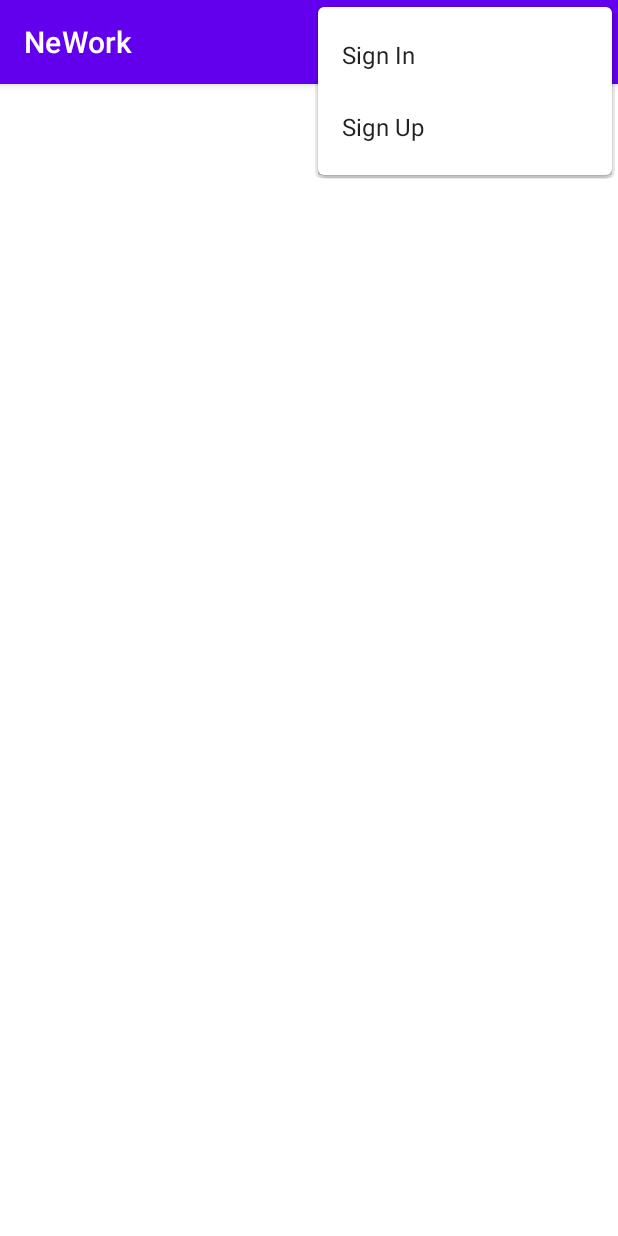
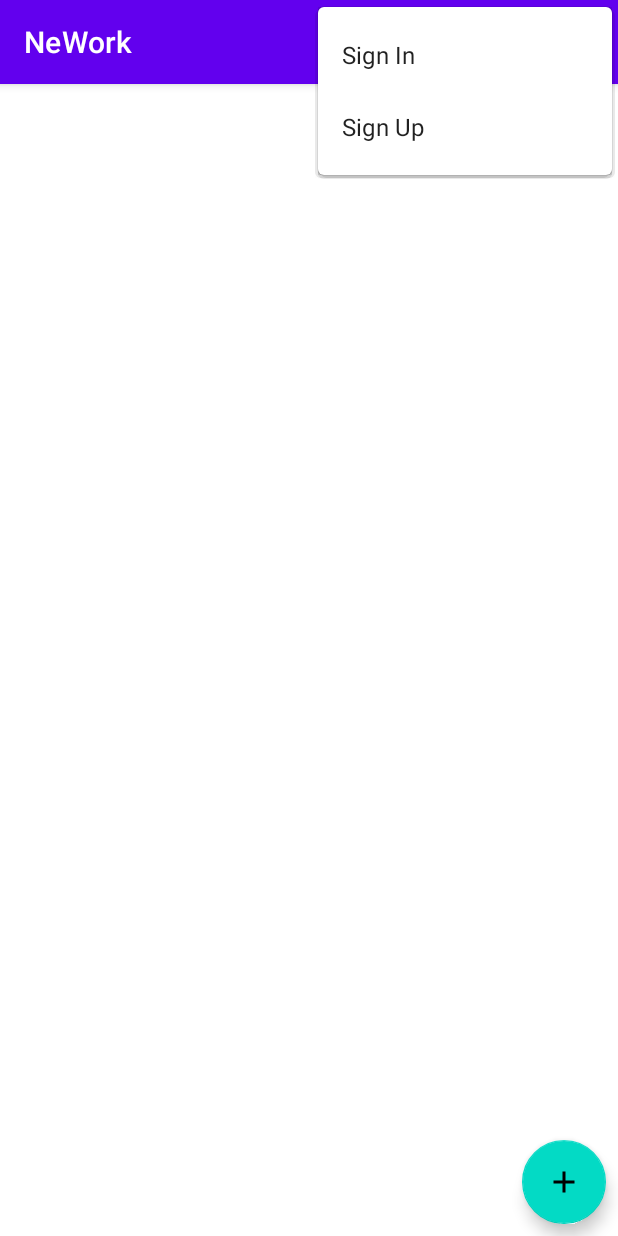
Before and after one commit to Garshishka/NeWork, an Android app: the screen it shows after launch (MainActivity), with the options menu open, on a phone screen of 412 x 824 dp. Run offline under Robolectric (Android 15) with nearby library versions, the phone set to English and light mode, and no system bars; our stand-ins replace Dagger/Hilt's generated code, Room's generated code, paging; pictures from the network do not load.

Commit message:
Added sending basic text message. Added editing your own post

```diff
--- a/app/src/main/java/ru/netology/nework/api/ApiService.kt
+++ b/app/src/main/java/ru/netology/nework/api/ApiService.kt
@@ -6,15 +6,17 @@ import ru.netology.nework.auth.AuthPair
 import ru.netology.nework.dto.Post
 
 interface ApiService {
-
     @GET("posts")
     suspend fun getAll(): Response<List<Post>>
 
-    @GET("posts/latest")
-    suspend fun getLatest(@Query("count") count: Int): Response<List<Post>>
+    @POST("posts")
+    suspend fun save(@Header("auth") auth: String, @Body post: Post): Response<Post>
 
     @DELETE("posts/{id}")
     suspend fun removeById(@Header("auth") auth: String, @Path("id") id: Long): Response<Unit>
+
+    @GET("posts/latest")
+    suspend fun getLatest(@Query("count") count: Int): Response<List<Post>>
 
     @GET("posts/{post_id}/before")
     suspend fun getBefore(
--- a/app/src/main/java/ru/netology/nework/dto/Post.kt
+++ b/app/src/main/java/ru/netology/nework/dto/Post.kt
@@ -6,18 +6,18 @@ data class Post (
     val id: Long,
     val authorId: Long = 0,
     val author: String,
-    val authorAvatar: String?,
-    val authorJob: String?,
+    val authorAvatar: String? = null,
+    val authorJob: String? = null,
     val content: String,
     val published: String,
-    val coords: Сoords?,
-    val link: String?,
-    val likeOwnerIds: List<Int>,
-    val mentionIds: List<Int>,
+    val coords: Сoords? = null,
+    val link: String? = null,
+    val likeOwnerIds: List<Int> = emptyList(),
+    val mentionIds: List<Int> = emptyList(),
     val mentionedMe: Boolean = false,
     val likedByMe: Boolean = false,
     val attachment: Attachment? = null,
     val ownedByMe: Boolean = false,
     @SerializedName("users")
-    val users: Map<Long,UserPreview>,
+    val users: Map<Long,UserPreview> = emptyMap(),
 )
--- a/app/src/main/java/ru/netology/nework/repository/PostRepository.kt
+++ b/app/src/main/java/ru/netology/nework/repository/PostRepository.kt
@@ -9,5 +9,7 @@ interface PostRepository {
 
     suspend fun removeById(authToken: String, id: Long)
 
+    suspend fun save(post: Post, authToken: String)
+
     suspend fun getAll()
 }
--- a/app/src/main/java/ru/netology/nework/viewmodel/PostViewModel.kt
+++ b/app/src/main/java/ru/netology/nework/viewmodel/PostViewModel.kt
@@ -27,6 +27,7 @@ class PostViewModel @Inject constructor(
     private val repository: PostRepository,
     private val appAuth: AppAuth
 ) : ViewModel() {
+    val edited = MutableLiveData(empty)
 
     @OptIn(ExperimentalCoroutinesApi::class)
     val data: Flow<PagingData<Post>> = appAuth
@@ -45,9 +46,17 @@ class PostViewModel @Inject constructor(
     val dataState: LiveData<FeedModelState>
         get() = _dataState
 
+    private val _postCreated = SingleLiveEvent<Unit>()
+    val postCreated: LiveData<Unit>
+        get() = _postCreated
+    private val _postCreatedError = SingleLiveEvent<Pair<String, Post>>()
+    val postCreatedError: LiveData<Pair<String, Post>>
+        get() = _postCreatedError
     private val _postsRemoveError = SingleLiveEvent<Pair<String, Long>>()
     val postsRemoveError: LiveData<Pair<String, Long>>
         get() = _postsRemoveError
+
+    var draft = ""
 
     init {
         load()
@@ -63,6 +72,42 @@ class PostViewModel @Inject constructor(
         }
     }
 
+    fun changeContent(content: String) {
+        edited.value?.let {
+            val text = content.trim()
+            if (it.content == text) {
+                return
+            }
+            edited.value = it.copy(content = text)
+        }
+    }
+
+    fun save() = viewModelScope.launch {
+        edited.value?.let {
+            try {
+//                when (_photo.value) {
+//                    noPhoto -> repository.save(it)
+//                    else -> _photo.value?.file?.let { file ->
+//                        repository.saveWithAttachment(it, file)
+//                    }
+//                }
+                appAuth.getToken()?.let { it1 -> repository.save(it, it1) }
+                _postCreated.postValue(Unit)
+                empty()
+            } catch (e: Exception) {
+                _postCreatedError.postValue(e.message.toString() to it)
+            }
+        }
+    }
+
+    fun edit(post: Post) {
+        edited.value = post
+    }
+
+    fun empty() {
+        edited.value = empty
+    }
+
     fun removeById(id: Long) = viewModelScope.launch {
         try {
             appAuth.getToken()?.let { repository.removeById(it, id) }
@@ -72,3 +117,11 @@ class PostViewModel @Inject constructor(
         }
     }
 }
+
+private val empty = Post(
+    id = 0,
+    content = "",
+    author = "Me",
+    authorAvatar = null,
+    published = "",
+)
--- /dev/null
+++ b/app/src/main/res/drawable/baseline_add_24.xml
@@ -0,0 +1,5 @@
+<vector android:height="24dp" android:tint="#999999"
+    android:viewportHeight="24" android:viewportWidth="24"
+    android:width="24dp" xmlns:android="http://schemas.android.com/apk/res/android">
+    <path android:fillColor="@android:color/white" android:pathData="M19,13h-6v6h-2v-6H5v-2h6V5h2v6h6v2z"/>
+</vector>
--- /dev/null
+++ b/app/src/main/res/drawable/baseline_camera_24.xml
@@ -0,0 +1,6 @@
+<vector android:height="24dp" android:tint="#999999"
+    android:viewportHeight="24" android:viewportWidth="24"
+    android:width="24dp" xmlns:android="http://schemas.android.com/apk/res/android">
+    <path android:fillColor="@android:color/white" android:pathData="M12,12m-3.2,0a3.2,3.2 0,1 1,6.4 0a3.2,3.2 0,1 1,-6.4 0"/>
+    <path android:fillColor="@android:color/white" android:pathData="M9,2L7.17,4L4,4c-1.1,0 -2,0.9 -2,2v12c0,1.1 0.9,2 2,2h16c1.1,0 2,-0.9 2,-2L22,6c0,-1.1 -0.9,-2 -2,-2h-3.17L15,2L9,2zM12,17c-2.76,0 -5,-2.24 -5,-5s2.24,-5 5,-5 5,2.24 5,5 -2.24,5 -5,5z"/>
+</vector>
--- /dev/null
+++ b/app/src/main/res/drawable/baseline_image_24.xml
@@ -0,0 +1,5 @@
+<vector android:height="24dp" android:tint="#999999"
+    android:viewportHeight="24" android:viewportWidth="24"
+    android:width="24dp" xmlns:android="http://schemas.android.com/apk/res/android">
+    <path android:fillColor="@android:color/white" android:pathData="M21,19V5c0,-1.1 -0.9,-2 -2,-2H5c-1.1,0 -2,0.9 -2,2v14c0,1.1 0.9,2 2,2h14c1.1,0 2,-0.9 2,-2zM8.5,13.5l2.5,3.01L14.5,12l4.5,6H5l3.5,-4.5z"/>
+</vector>
--- /dev/null
+++ b/app/src/main/res/drawable/baseline_send_24.xml
@@ -0,0 +1,5 @@
+<vector android:autoMirrored="true" android:height="24dp"
+    android:tint="#999999" android:viewportHeight="24"
+    android:viewportWidth="24" android:width="24dp" xmlns:android="http://schemas.android.com/apk/res/android">
+    <path android:fillColor="@android:color/white" android:pathData="M2.01,21L23,12 2.01,3 2,10l15,2 -15,2z"/>
+</vector>
--- a/app/src/main/res/layout/fragment_posts.xml
+++ b/app/src/main/res/layout/fragment_posts.xml
@@ -22,4 +22,14 @@
 
     </androidx.swiperefreshlayout.widget.SwipeRefreshLayout>
 
+    <com.google.android.material.floatingactionbutton.FloatingActionButton
+        android:id="@+id/add_post_button"
+        android:layout_width="wrap_content"
+        android:layout_height="wrap_content"
+        android:layout_margin="@dimen/margin_small"
+        android:contentDescription="@string/add_post"
+        android:src="@drawable/baseline_add_24"
+        app:layout_constraintBottom_toBottomOf="parent"
+        app:layout_constraintEnd_toEndOf="parent" />
+
 </androidx.constraintlayout.widget.ConstraintLayout>
--- a/app/src/main/res/navigation/nav_main.xml
+++ b/app/src/main/res/navigation/nav_main.xml
@@ -47,6 +47,9 @@
         <action
             android:id="@+id/action_postFeedFragment_to_audioFragment"
             app:destination="@id/audioFragment" />
+        <action
+            android:id="@+id/action_postFeedFragment_to_newPostFragment"
+            app:destination="@id/newPostFragment" />
     </fragment>
     <fragment
         android:id="@+id/fragment_sing_in"
@@ -57,6 +60,11 @@
             android:id="@+id/action_fragment_sing_in_to_signUpFragment"
             app:destination="@id/signUpFragment" />
     </fragment>
+    <fragment
+        android:id="@+id/newPostFragment"
+        android:name="ru.netology.nework.fragment.NewPostFragment"
+        android:label="NewPostFragment"
+        tools:layout="@layout/fragment_new_post"/>
 
 
 </navigation>
--- a/app/src/main/res/values/strings.xml
+++ b/app/src/main/res/values/strings.xml
@@ -21,4 +21,9 @@
     <string name="remove">Remove</string>
     <string name="specific_edit_error">Error:%1$s.\nTry again</string>
     <string name="log_out">Log out</string>
+    <string name="add_post">Add post</string>
+    <string name="select_photo">Select photo</string>
+    <string name="take_photo">Take photo</string>
+    <string name="removePhoto">Remove photo</string>
+    <string name="specific_posting_error">Error code:%1$s Try sending the message again</string>
 </resources>
```
Also changed, not shown: app/src/main/java/ru/netology/nework/dao/PostDao.kt (+9 -0 lines), app/src/main/java/ru/netology/nework/fragment/NewPostFragment.kt (added, +66 -0 lines), app/src/main/java/ru/netology/nework/fragment/PostFeedFragment.kt (+28 -1 lines), app/src/main/java/ru/netology/nework/repository/PostRepositoryImpl.kt (+17 -0 lines), app/src/main/java/ru/netology/nework/utils/AndroidUtils.kt (added, +12 -0 lines), app/src/main/res/layout/fragment_new_post.xml (added, +101 -0 lines), app/src/main/res/layout/layout_post.xml (+1 -22 lines), 1 other file.
